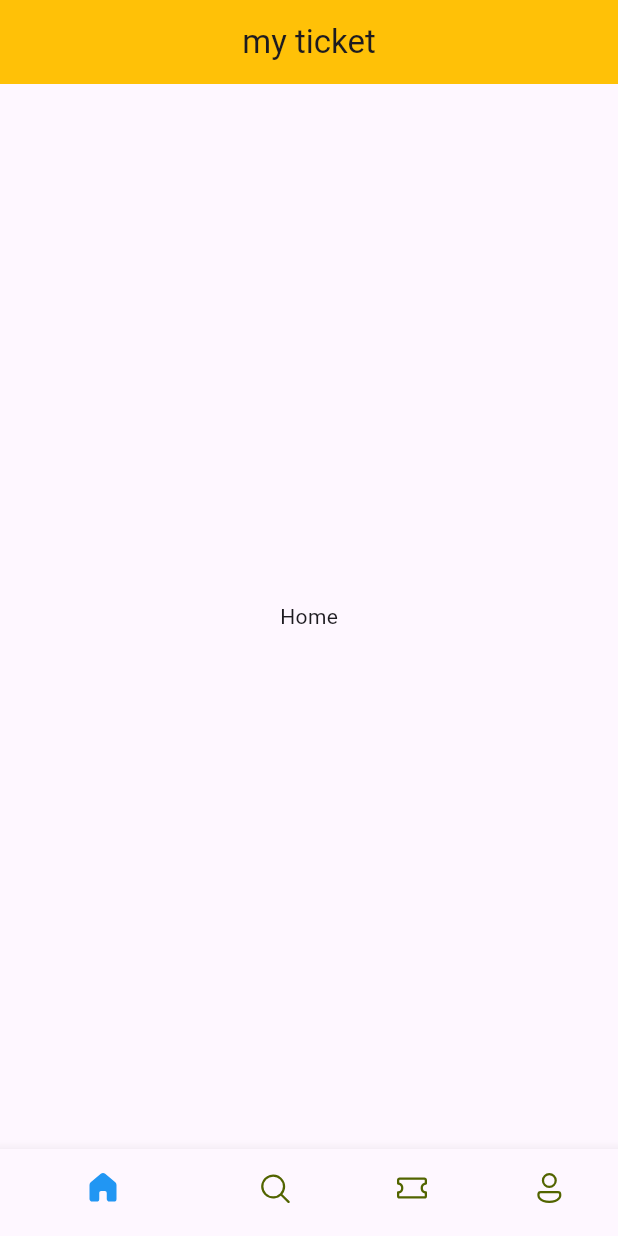
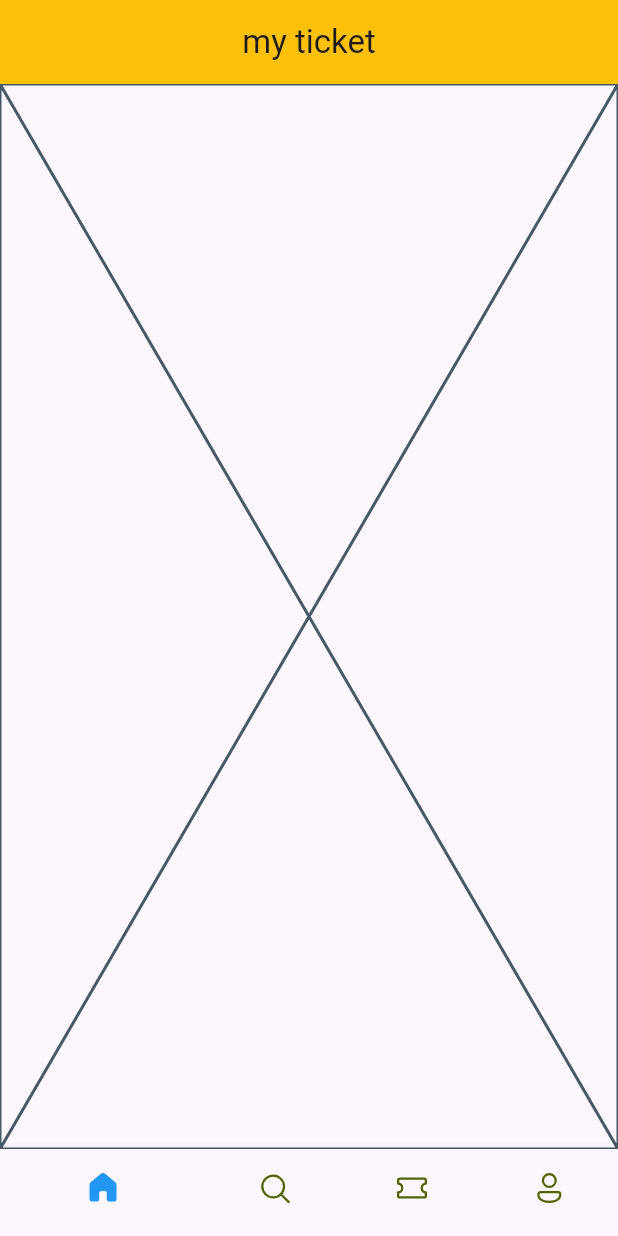
Before and after one commit to kotomonokeo/ticket-app-flutter, a Flutter app: the screen it shows after launch, on a phone screen of 412 x 824 dp. Run offline on Flutter 3.47's test engine with Material 3 defaults, Android fonts, the phone set to English and light mode, and no system bars; our stand-ins replace fluentui_icons.

Commit message:
add homescreen

```diff
--- a/lib/base/bottom_nav_bar.dart
+++ b/lib/base/bottom_nav_bar.dart
@@ -1,5 +1,6 @@
 import 'package:fluentui_icons/fluentui_icons.dart';
 import 'package:flutter/material.dart';
+import 'package:ticket_app/screens/home_screen.dart';
 
 class BottomNavBar extends StatefulWidget {
   const BottomNavBar({super.key});
@@ -10,7 +11,7 @@ class BottomNavBar extends StatefulWidget {
 
 class _BottomNavBarState extends State<BottomNavBar> {
   final appScreens = [
-    const Text("Home"),
+    const HomeScreen(),
     const Text("Search"),
     const Text("Tickets"),
     const Text("Profile"),
--- /dev/null
+++ b/lib/screens/home_screen.dart
@@ -0,0 +1,15 @@
+import 'package:flutter/cupertino.dart';
+
+class HomeScreen extends StatefulWidget {
+  const HomeScreen({super.key});
+
+  @override
+  State<HomeScreen> createState() => _HomeScreenState();
+}
+
+class _HomeScreenState extends State<HomeScreen> {
+  @override
+  Widget build(BuildContext context) {
+    return const Placeholder();
+  }
+}
```
